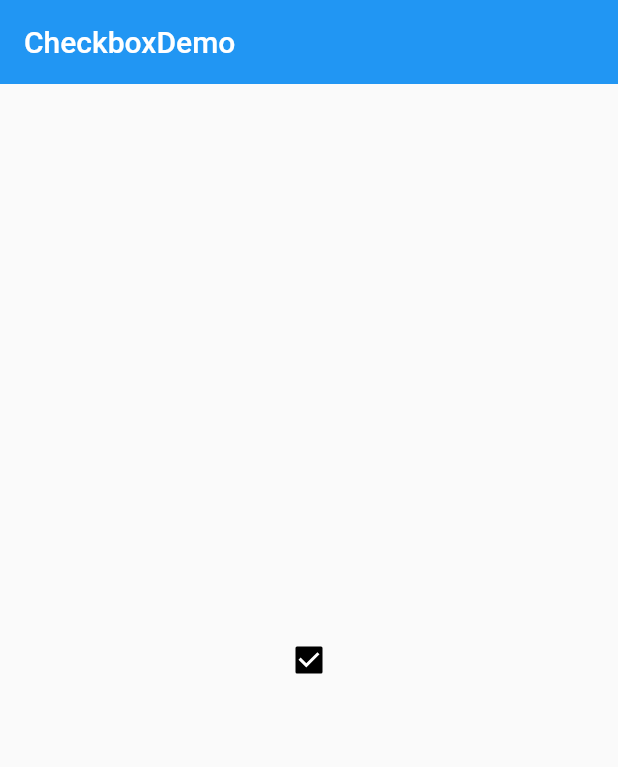
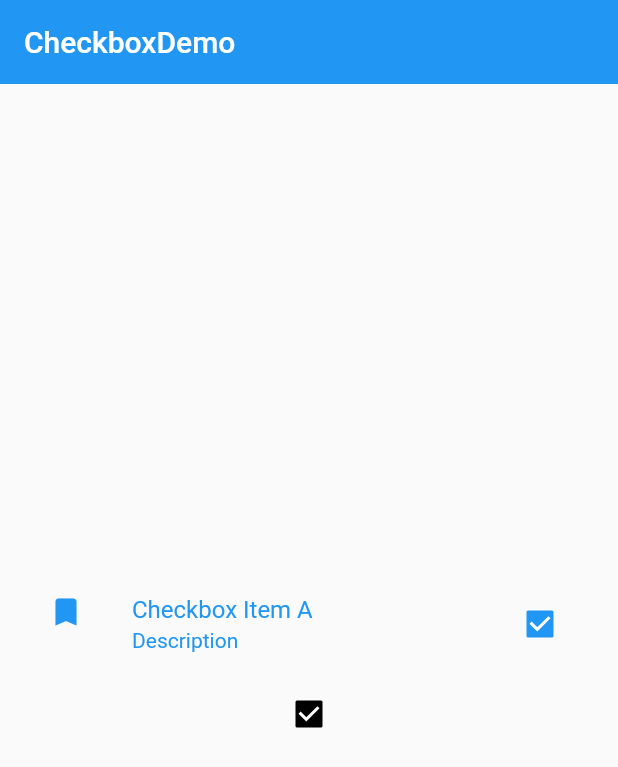
Before and after one commit to YuDongZhang/flutter_app_learn, a Flutter app: the CheckboxDemo screen opened directly, on a phone screen of 412 x 824 dp. Shown: the top 767 px of the screen. Run offline on Flutter 3.47's test engine with Material 2 defaults, Android fonts, the phone set to English and light mode, and no system bars.

Commit message:
CheckboxListTile：带标签与图标的复选框

```diff
--- a/lib/20-宁浩教程练习/demo/checkbox_demo.dart
+++ b/lib/20-宁浩教程练习/demo/checkbox_demo.dart
@@ -20,7 +20,18 @@ class _CheckboxDemoState extends State<CheckboxDemo> {
         child: Column(
           mainAxisAlignment: MainAxisAlignment.center,
           children: <Widget>[
-
+            CheckboxListTile(
+              value: _checkboxItemA,
+              onChanged: (value) {//点按复选框的处理的方法
+                setState(() {
+                  _checkboxItemA = value;
+                });
+              },
+              title: Text('Checkbox Item A'),
+              subtitle: Text('Description'),
+              secondary: Icon(Icons.bookmark),
+              selected: _checkboxItemA,
+            ),
             Row(
               mainAxisAlignment: MainAxisAlignment.center,
               children: <Widget>[
```
